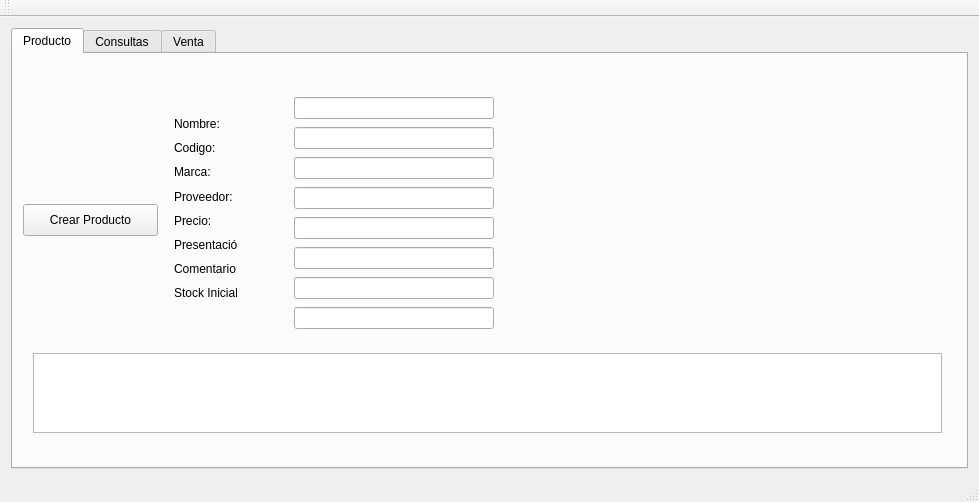
First picture: the form in ventanaprincipal.ui, repository ferVargasB/sistema_inventario, before the edit.
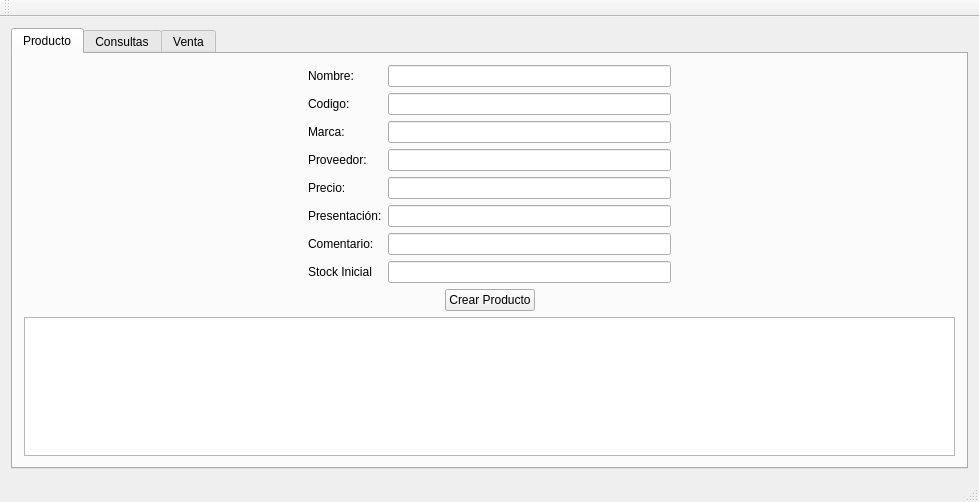
Second picture: the form after the edit.

Commit message: Se ajustó las reglas de la ventana Producto

```diff
--- a/ventanaprincipal.ui
+++ b/ventanaprincipal.ui
@@ -14,8 +14,8 @@
    <string>VentanaPrincipal</string>
   </property>
   <widget class="QWidget" name="centralWidget">
-   <layout class="QGridLayout" name="gridLayout">
-    <item row="1" column="0">
+   <layout class="QGridLayout" name="gridLayout_2">
+    <item row="0" column="0">
      <widget class="QTabWidget" name="tabWidgetVenta">
       <property name="currentIndex">
        <number>0</number>
@@ -24,28 +24,25 @@
        <attribute name="title">
         <string>Producto</string>
        </attribute>
-       <widget class="QTableView" name="tableViewProducto">
-        <property name="geometry">
-         <rect>
-          <x>20</x>
-          <y>299</y>
-          <width>909</width>
-          <height>80</height>
-         </rect>
-        </property>
-        <property name="editTriggers">
-         <set>QAbstractItemView::NoEditTriggers</set>
-        </property>
-       </widget>
-       <widget class="QWidget" name="">
-        <property name="geometry">
-         <rect>
-          <x>150</x>
-          <y>50</y>
-          <width>85</width>
-          <height>209</height>
-         </rect>
-        </property>
+       <layout class="QGridLayout" name="gridLayout">
+        <item row="0" column="0">
+         <layout class="QVBoxLayout" name="verticalLayout_5">
+          <item>
+           <layout class="QHBoxLayout" name="horizontalLayout_2">
+            <item>
+             <spacer name="horizontalSpacer_7">
+              <property name="orientation">
+               <enum>Qt::Horizontal</enum>
+              </property>
+              <property name="sizeHint" stdset="0">
+               <size>
+                <width>40</width>
+                <height>20</height>
+               </size>
+              </property>
+             </spacer>
+            </item>
+            <item>
         <layout class="QVBoxLayout" name="verticalLayout_3">
          <item>
           <widget class="QLabel" name="labelNombre">
@@ -104,16 +101,8 @@
           </widget>
          </item>
         </layout>
-       </widget>
-       <widget class="QWidget" name="">
-        <property name="geometry">
-         <rect>
-          <x>270</x>
-          <y>30</y>
-          <width>222</width>
-          <height>262</height>
-         </rect>
-        </property>
+            </item>
+            <item>
         <layout class="QVBoxLayout" name="verticalLayout_4">
          <item>
           <widget class="QLineEdit" name="lineEditNombre">
@@ -172,20 +161,69 @@
           </widget>
          </item>
         </layout>
-       </widget>
+            </item>
+            <item>
+             <spacer name="horizontalSpacer_8">
+              <property name="orientation">
+               <enum>Qt::Horizontal</enum>
+              </property>
+              <property name="sizeHint" stdset="0">
+               <size>
+                <width>40</width>
+                <height>20</height>
+               </size>
+              </property>
+             </spacer>
+            </item>
+           </layout>
+          </item>
+          <item>
+           <layout class="QHBoxLayout" name="horizontalLayout_7">
+            <item>
+             <spacer name="horizontalSpacer_5">
+              <property name="orientation">
+               <enum>Qt::Horizontal</enum>
+              </property>
+              <property name="sizeHint" stdset="0">
+               <size>
+                <width>40</width>
+                <height>20</height>
+               </size>
+              </property>
+             </spacer>
+            </item>
+            <item>
        <widget class="QPushButton" name="pushButtonCrearProducto">
-        <property name="geometry">
-         <rect>
-          <x>10</x>
-          <y>150</y>
-          <width>135</width>
-          <height>32</height>
-         </rect>
-        </property>
         <property name="text">
          <string>Crear Producto</string>
         </property>
        </widget>
+            </item>
+            <item>
+             <spacer name="horizontalSpacer_6">
+              <property name="orientation">
+               <enum>Qt::Horizontal</enum>
+              </property>
+              <property name="sizeHint" stdset="0">
+               <size>
+                <width>40</width>
+                <height>20</height>
+               </size>
+              </property>
+             </spacer>
+            </item>
+           </layout>
+          </item>
+         </layout>
+        </item>
+        <item row="1" column="0">
+         <widget class="QTableView" name="tableViewProducto">
+          <property name="editTriggers">
+           <set>QAbstractItemView::NoEditTriggers</set>
+          </property>
+         </widget>
+        </item>
+       </layout>
       </widget>
       <widget class="QWidget" name="tabConsultar">
        <attribute name="title">
```
Lines whose indentation alone changed are shown as unchanged. The commit also changes 5 other files.
